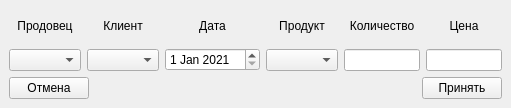
The window that ui/transaction.ui (FIIckSesh/MRP) describes before a commit, drawn with Qt 5.
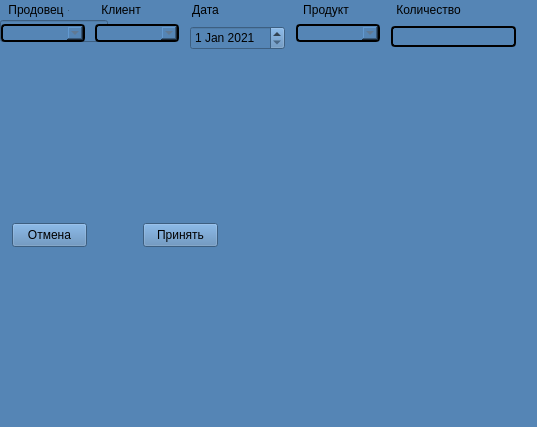
The same window after the commit.

The edit to the form file:
```diff
--- a/ui/transaction.ui
+++ b/ui/transaction.ui
@@ -6,23 +6,49 @@
    <rect>
     <x>0</x>
     <y>0</y>
-    <width>511</width>
-    <height>108</height>
+    <width>537</width>
+    <height>427</height>
    </rect>
   </property>
   <property name="windowTitle">
    <string>MainWindow</string>
   </property>
+  <property name="styleSheet">
+   <string notr="true">background: #5585B5;</string>
+  </property>
   <widget class="QWidget" name="centralwidget">
-   <layout class="QVBoxLayout" name="verticalLayout_7">
+   <widget class="QPushButton" name="accept">
+    <property name="geometry">
+     <rect>
+      <x>143</x>
+      <y>223</y>
+      <width>75</width>
+      <height>24</height>
+     </rect>
+    </property>
+    <property name="text">
+     <string>Принять</string>
+    </property>
+   </widget>
+   <widget class="QPushButton" name="cancel">
+    <property name="geometry">
+     <rect>
+      <x>12</x>
+      <y>223</y>
+      <width>75</width>
+      <height>24</height>
+     </rect>
+    </property>
+    <property name="text">
+     <string>Отмена</string>
+    </property>
+   </widget>
+   <widget class="QWidget" name="">
+    <layout class="QVBoxLayout" name="verticalLayout_6">
     <item>
-     <layout class="QHBoxLayout" name="horizontalLayout">
-      <item>
-       <layout class="QVBoxLayout" name="verticalLayout">
-        <item>
-         <widget class="QLabel" name="label">
+      <widget class="QLabel" name="label_6">
           <property name="text">
-           <string>Продовец</string>
+        <string>Цена</string>
           </property>
           <property name="alignment">
            <set>Qt::AlignCenter</set>
@@ -30,14 +56,50 @@
          </widget>
         </item>
         <item>
-         <widget class="QComboBox" name="seller"/>
-        </item>
-       </layout>
-      </item>
-      <item>
-       <layout class="QVBoxLayout" name="verticalLayout_2">
-        <item>
+      <widget class="QLineEdit" name="lineEdit_2">
+       <property name="inputMask">
+        <string/>
+       </property>
+       <property name="text">
+        <string/>
+       </property>
+      </widget>
+     </item>
+    </layout>
+   </widget>
+   <widget class="QComboBox" name="client">
+    <property name="geometry">
+     <rect>
+      <x>95</x>
+      <y>24</y>
+      <width>84</width>
+      <height>18</height>
+     </rect>
+    </property>
+    <property name="styleSheet">
+     <string notr="true">font-size: 14px;
+    color: #66717f;
+    padding: 0 14px;
+    border: 2px solid;
+    border-radius: 4px;
+    box-sizing: border-box;
+    cursor: pointer;
+    outline: none;
+    position: relative;
+    transition: 0.3s;
+    font-weight: 600;
+    vertical-align: middle;</string>
+    </property>
+   </widget>
          <widget class="QLabel" name="label_2">
+    <property name="geometry">
+     <rect>
+      <x>98</x>
+      <y>2</y>
+      <width>46</width>
+      <height>16</height>
+     </rect>
+    </property>
           <property name="text">
            <string>Клиент</string>
           </property>
@@ -45,16 +107,15 @@
            <set>Qt::AlignCenter</set>
           </property>
          </widget>
-        </item>
-        <item>
-         <widget class="QComboBox" name="client"/>
-        </item>
-       </layout>
-      </item>
-      <item>
-       <layout class="QVBoxLayout" name="verticalLayout_3">
-        <item>
          <widget class="QLabel" name="label_3">
+    <property name="geometry">
+     <rect>
+      <x>190</x>
+      <y>2</y>
+      <width>31</width>
+      <height>16</height>
+     </rect>
+    </property>
           <property name="text">
            <string>Дата</string>
           </property>
@@ -62,9 +123,15 @@
            <set>Qt::AlignCenter</set>
           </property>
          </widget>
-        </item>
-        <item>
          <widget class="QDateEdit" name="dateEdit">
+    <property name="geometry">
+     <rect>
+      <x>190</x>
+      <y>26</y>
+      <width>95</width>
+      <height>24</height>
+     </rect>
+    </property>
           <property name="date">
            <date>
             <year>2021</year>
@@ -73,13 +140,39 @@
            </date>
           </property>
          </widget>
-        </item>
-       </layout>
-      </item>
-      <item>
-       <layout class="QVBoxLayout" name="verticalLayout_4">
-        <item>
+   <widget class="QComboBox" name="product">
+    <property name="geometry">
+     <rect>
+      <x>296</x>
+      <y>24</y>
+      <width>84</width>
+      <height>18</height>
+     </rect>
+    </property>
+    <property name="styleSheet">
+     <string notr="true">font-size: 14px;
+    color: #66717f;
+    padding: 0 14px;
+    border: 2px solid;
+    border-radius: 4px;
+    box-sizing: border-box;
+    cursor: pointer;
+    outline: none;
+    position: relative;
+    transition: 0.3s;
+    font-weight: 600;
+    vertical-align: middle;</string>
+    </property>
+   </widget>
          <widget class="QLabel" name="label_4">
+    <property name="geometry">
+     <rect>
+      <x>299</x>
+      <y>2</y>
+      <width>54</width>
+      <height>16</height>
+     </rect>
+    </property>
           <property name="text">
            <string>Продукт</string>
           </property>
@@ -87,16 +180,15 @@
            <set>Qt::AlignCenter</set>
           </property>
          </widget>
-        </item>
-        <item>
-         <widget class="QComboBox" name="product"/>
-        </item>
-       </layout>
-      </item>
-      <item>
-       <layout class="QVBoxLayout" name="verticalLayout_5">
-        <item>
          <widget class="QLabel" name="label_5">
+    <property name="geometry">
+     <rect>
+      <x>391</x>
+      <y>2</y>
+      <width>75</width>
+      <height>16</height>
+     </rect>
+    </property>
           <property name="text">
            <string>Количество</string>
           </property>
@@ -104,9 +196,29 @@
            <set>Qt::AlignCenter</set>
           </property>
          </widget>
-        </item>
-        <item>
          <widget class="QLineEdit" name="lineEdit">
+    <property name="geometry">
+     <rect>
+      <x>391</x>
+      <y>26</y>
+      <width>125</width>
+      <height>21</height>
+     </rect>
+    </property>
+    <property name="styleSheet">
+     <string notr="true">font-size: 14px;
+    color: #66717f;
+    padding: 0 14px;
+    border: 2px solid;
+    border-radius: 4px;
+    box-sizing: border-box;
+    cursor: pointer;
+    outline: none;
+    position: relative;
+    transition: 0.3s;
+    font-weight: 600;
+    vertical-align: middle;</string>
+    </property>
           <property name="inputMask">
            <string/>
           </property>
@@ -114,67 +226,46 @@
            <string/>
           </property>
          </widget>
-        </item>
-       </layout>
-      </item>
-      <item>
-       <layout class="QVBoxLayout" name="verticalLayout_6">
-        <item>
-         <widget class="QLabel" name="label_6">
+   <widget class="QLabel" name="label">
+    <property name="geometry">
+     <rect>
+      <x>4</x>
+      <y>2</y>
+      <width>64</width>
+      <height>16</height>
+     </rect>
+    </property>
           <property name="text">
-           <string>Цена</string>
+     <string>Продовец</string>
           </property>
           <property name="alignment">
            <set>Qt::AlignCenter</set>
           </property>
          </widget>
-        </item>
-        <item>
-         <widget class="QLineEdit" name="lineEdit_2">
-          <property name="inputMask">
-           <string/>
-          </property>
-          <property name="text">
-           <string/>
-          </property>
-         </widget>
-        </item>
-       </layout>
-      </item>
-     </layout>
-    </item>
-    <item>
-     <layout class="QHBoxLayout" name="horizontalLayout_2">
-      <item>
-       <widget class="QPushButton" name="cancel">
-        <property name="text">
-         <string>Отмена</string>
-        </property>
-       </widget>
-      </item>
-      <item>
-       <spacer name="horizontalSpacer">
-        <property name="orientation">
-         <enum>Qt::Horizontal</enum>
-        </property>
-        <property name="sizeHint" stdset="0">
-         <size>
-          <width>40</width>
-          <height>20</height>
-         </size>
-        </property>
-       </spacer>
-      </item>
-      <item>
-       <widget class="QPushButton" name="accept">
-        <property name="text">
-         <string>Принять</string>
-        </property>
-       </widget>
-      </item>
-     </layout>
-    </item>
-   </layout>
+   <widget class="QComboBox" name="seller">
+    <property name="geometry">
+     <rect>
+      <x>1</x>
+      <y>24</y>
+      <width>84</width>
+      <height>18</height>
+     </rect>
+    </property>
+    <property name="styleSheet">
+     <string notr="true">font-size: 14px;
+    color: #66717f;
+    padding: 0 14px;
+    border: 2px solid;
+    border-radius: 4px;
+    box-sizing: border-box;
+    cursor: pointer;
+    outline: none;
+    position: relative;
+    transition: 0.3s;
+    font-weight: 600;
+    vertical-align: middle;</string>
+    </property>
+   </widget>
   </widget>
  </widget>
  <resources/>
```
Lines whose indentation alone changed are shown as unchanged.
